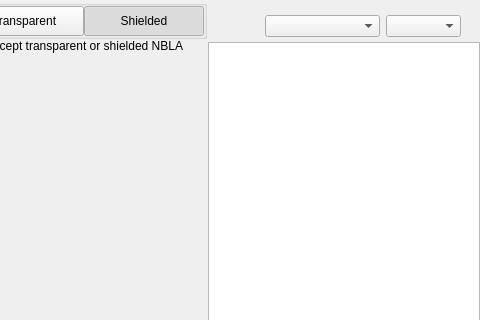
Above: src/qt/nebulaproject/forms/receivewidget.ui from Nebula-Coin/nebula-project-coin before the change; both pictures show x 339 to 819 and y 0 to 320 of the 819 by 629 pixel window. Below: the same form after it.
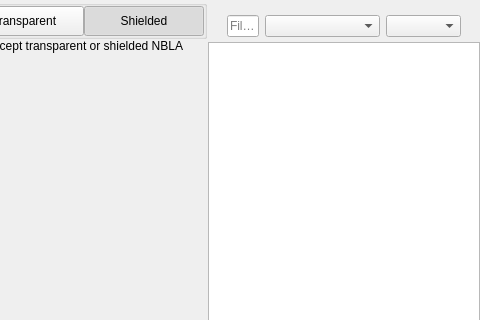
That is the form after the change. Custom widgets are drawn as their Qt base class.

Diff of the .ui file:
```diff
--- a/src/qt/nebulaproject/forms/receivewidget.ui
+++ b/src/qt/nebulaproject/forms/receivewidget.ui
@@ -510,14 +510,45 @@
            <property name="bottomMargin">
             <number>5</number>
            </property>
+           <item>
+            <widget class="QLineEdit" name="lineEditFilter">
+             <property name="sizePolicy">
+              <sizepolicy hsizetype="Expanding" vsizetype="Fixed">
+               <horstretch>0</horstretch>
+               <verstretch>0</verstretch>
+              </sizepolicy>
+             </property>
+             <property name="minimumSize">
+              <size>
+               <width>0</width>
+               <height>0</height>
+              </size>
+             </property>
+             <property name="contextMenuPolicy">
+              <enum>Qt::DefaultContextMenu</enum>
+             </property>
+             <property name="acceptDrops">
+              <bool>false</bool>
+             </property>
+             <property name="maxLength">
+              <number>40</number>
+             </property>
+             <property name="placeholderText">
+              <string>Filter</string>
+             </property>
+            </widget>
+           </item>
            <item>
             <spacer name="horizontalSpacer_3">
              <property name="orientation">
               <enum>Qt::Horizontal</enum>
              </property>
+             <property name="sizeType">
+              <enum>QSizePolicy::Preferred</enum>
+             </property>
              <property name="sizeHint" stdset="0">
               <size>
-               <width>40</width>
+               <width>20</width>
                <height>20</height>
               </size>
              </property>
```
Left out of the diff: 5 changed lines with no effect on the pictures.
